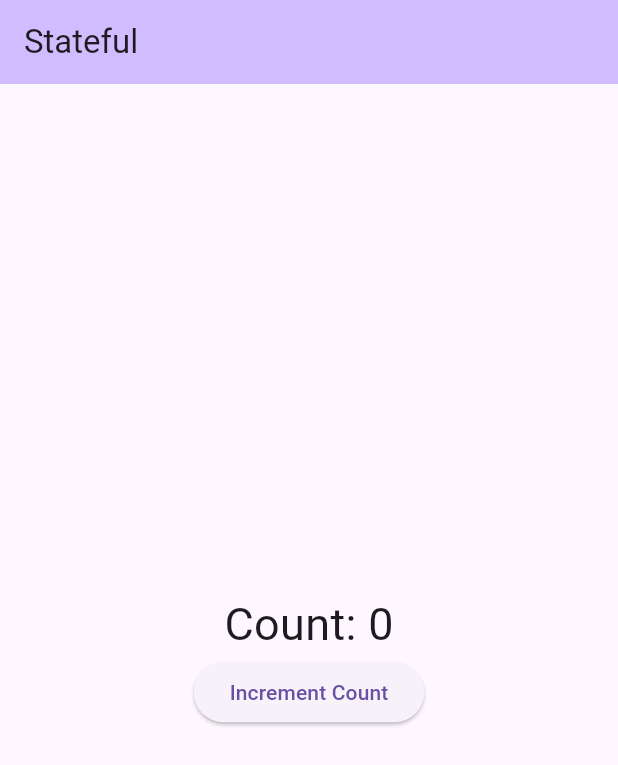
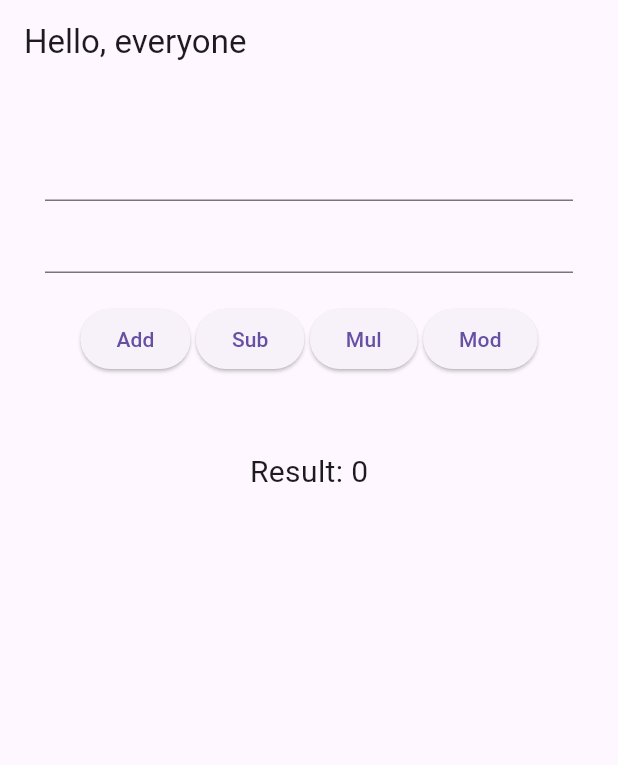
Before and after one commit to AM1T-44/Flutter-Learning-2, a Flutter app: the screen it shows after launch, on a phone screen of 412 x 824 dp. Shown: the top 765 px of the screen. Run offline on Flutter 3.47's test engine with Material 3 defaults, Android fonts, the phone set to English and light mode, and no system bars; our stand-ins replace font_awesome_flutter.

Commit message:
Making a Calculator

```diff
--- a/flutter_learn_2/lib/main.dart
+++ b/flutter_learn_2/lib/main.dart
@@ -26,61 +26,90 @@ class MyApp extends StatelessWidget {
 
 class MyHomePage extends StatefulWidget {
   @override
-  State<StatefulWidget> createState() {
+  State<MyHomePage> createState() {
     return MyHomePageState();
   }
 }
 
 class MyHomePageState extends State<MyHomePage> {
-  int count = 0;
+  var controller1 = TextEditingController();
+  var controller2 = TextEditingController();
+
+  var result = 0;
+
   @override
   Widget build(BuildContext context) {
     return Scaffold(
         appBar: AppBar(
-        backgroundColor: Theme.of(context).colorScheme.inversePrimary,
-        title: Text('Stateful'),
+          title: Text('Hello, everyone'),
         ),
         body: Center(
+          child: Padding(
+            padding: const EdgeInsets.all(30),
             child: Column(
-          mainAxisAlignment: MainAxisAlignment.center,
               children: [
-            Text(
-              'Count: $count',
-              style: TextStyle(fontSize: 30),
+                TextField(
+                  controller: controller1,
+                  keyboardType: TextInputType.number,
                 ),
+                TextField(
+                  controller: controller2,
+                  keyboardType: TextInputType.number,
+                ),
+                Padding(
+                  padding: const EdgeInsets.all(20),
+                  child: Row(
+                    mainAxisAlignment: MainAxisAlignment.spaceEvenly,
+                    children: [
                       ElevatedButton(
                           onPressed: () {
                             setState(() {
-                    count++;
+                              var no1 = int.parse(controller1.text.toString());
+                              var no2 = int.parse(controller2.text.toString());
+                              result = no1 + no2;
                             });
                           },
-                child: Text('Increment Count')),
+                          child: Text('Add')),
+                      ElevatedButton(
+                          onPressed: () {
+                            setState(() {
+                              var no1 = int.parse(controller1.text.toString());
+                              var no2 = int.parse(controller2.text.toString());
+                              result = no1 - no2;
+                            });
+                          },
+                          child: Text('Sub')),
+                      ElevatedButton(
+                          onPressed: () {
+                            setState(() {
+                              var no1 = int.parse(controller1.text.toString());
+                              var no2 = int.parse(controller2.text.toString());
+                              result = no1 * no2;
+                            });
+                          },
+                          child: Text('Mul')),
+                      ElevatedButton(
+                          onPressed: () {
+                            setState(() {
+                              var no1 = int.parse(controller1.text.toString());
+                              var no2 = int.parse(controller2.text.toString());
+                              result = no1 % no2;
+                            });
+                          },
+                          child: Text('Mod')),
                     ],
                   ),
                 ),
-    );
+                Padding(
+                  padding: EdgeInsets.all(30),
+                  child: Text(
+                    'Result: $result',
+                    style: TextStyle(fontSize: 20),
+                  ),
+                )
+              ],
+            ),
+          ),
+        ));
   }
 }
-
-
-// class MyHomePage extends StatefulWidget {
-//   const MyHomePage({super.key, required this.title});
-
-//   final String title;
-
-//   @override
-//   State<MyHomePage> createState() => _MyHomePageState();
-// }
-
-// class _MyHomePageState extends State<MyHomePage> {
-//   @override
-//   Widget build(BuildContext context) {
-//     return Scaffold(
-//         appBar: AppBar(
-//           backgroundColor: Theme.of(context).colorScheme.inversePrimary,
-//           title: Text(widget.title),
-//         ),
-
-//         );
-//   }
-// }
```
Lines whose indentation alone changed are shown as unchanged.
